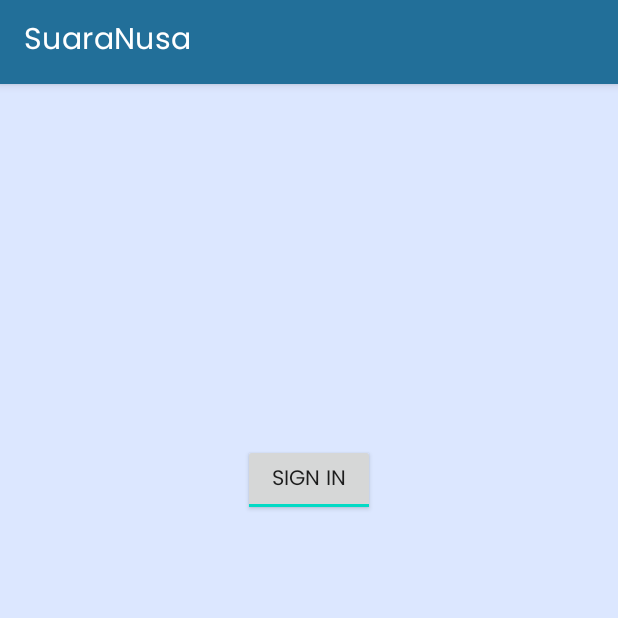
After one commit to SuaraNusa/Mobile-development, an Android app: the TabLayout screen opened directly, with no data from a screen before it, on a phone screen of 412 x 824 dp, the top half of it. The commit adds this screen. Run offline under Robolectric (Android 15) with nearby library versions, the phone set to English and light mode, and no system bars.

Commit message:
update auth page

```diff
--- a/suarnusa/app/build.gradle.kts
+++ b/suarnusa/app/build.gradle.kts
@@ -49,6 +49,7 @@ dependencies {
     implementation(libs.androidx.lifecycle.viewmodel.ktx)
     implementation(libs.androidx.navigation.fragment.ktx)
     implementation(libs.androidx.navigation.ui.ktx)
+    implementation(libs.androidx.activity)
     testImplementation(libs.junit)
     androidTestImplementation(libs.androidx.junit)
     androidTestImplementation(libs.androidx.espresso.core)
--- a/suarnusa/app/src/main/AndroidManifest.xml
+++ b/suarnusa/app/src/main/AndroidManifest.xml
@@ -13,6 +13,9 @@
         android:theme="@style/Theme.SuaraNusa"
         tools:targetApi="31">
         <activity
+            android:name=".TabLayout"
+            android:exported="false" />
+        <activity
             android:name=".MainActivity"
             android:exported="true"
             android:label="@string/app_name">
--- /dev/null
+++ b/suarnusa/app/src/main/java/com/example/suaranusa/TabLayout.kt
@@ -0,0 +1,20 @@
+package com.example.suaranusa
+
+import android.os.Bundle
+import androidx.activity.enableEdgeToEdge
+import androidx.appcompat.app.AppCompatActivity
+import androidx.core.view.ViewCompat
+import androidx.core.view.WindowInsetsCompat
+
+class TabLayout : AppCompatActivity() {
+    override fun onCreate(savedInstanceState: Bundle?) {
+        super.onCreate(savedInstanceState)
+        enableEdgeToEdge()
+        setContentView(R.layout.auth_activity_tab_layout)
+        ViewCompat.setOnApplyWindowInsetsListener(findViewById(R.id.main)) { v, insets ->
+            val systemBars = insets.getInsets(WindowInsetsCompat.Type.systemBars())
+            v.setPadding(systemBars.left, systemBars.top, systemBars.right, systemBars.bottom)
+            insets
+        }
+    }
+}
--- a/suarnusa/app/src/main/java/com/example/suaranusa/adapter/IntroPagerAdapter.kt
+++ b/suarnusa/app/src/main/java/com/example/suaranusa/adapter/IntroPagerAdapter.kt
@@ -3,8 +3,8 @@ package com.example.suaranusa.adapter
 import androidx.fragment.app.Fragment
 import androidx.fragment.app.FragmentActivity
 import androidx.viewpager2.adapter.FragmentStateAdapter
-import com.example.suaranusa.intro.FirstPage
-import com.example.suaranusa.intro.SecondPage
+import com.example.suaranusa.ui.intro.FirstPage
+import com.example.suaranusa.ui.intro.SecondPage
 
 class IntroPagerAdapter(FragmentActivity: FragmentActivity): FragmentStateAdapter(FragmentActivity) {
     override fun getItemCount(): Int  = 2
@@ -13,7 +13,7 @@ class IntroPagerAdapter(FragmentActivity: FragmentActivity): FragmentStateAdapte
         //binding button to change page
 
         return when(position){
-            0->FirstPage()
+            0-> FirstPage()
             else -> SecondPage()
         }
     }
--- a/suarnusa/app/src/main/java/com/example/suaranusa/intro/FirstPage.kt
+++ b/suarnusa/app/src/main/java/com/example/suaranusa/ui/intro/FirstPage.kt
@@ -1,4 +1,4 @@
-package com.example.suaranusa.intro
+package com.example.suaranusa.ui.intro
 
 import android.os.Bundle
 import androidx.fragment.app.Fragment
--- a/suarnusa/app/src/main/java/com/example/suaranusa/intro/SecondPage.kt
+++ b/suarnusa/app/src/main/java/com/example/suaranusa/ui/intro/SecondPage.kt
@@ -1,8 +1,7 @@
-package com.example.suaranusa.intro
+package com.example.suaranusa.ui.intro
 
 import android.content.Context
 import android.content.Intent
-import android.content.SharedPreferences
 import android.os.Bundle
 import android.util.Log
 import androidx.fragment.app.Fragment
@@ -10,7 +9,6 @@ import android.view.LayoutInflater
 import android.view.View
 import android.view.ViewGroup
 import com.example.suaranusa.MainActivity
-import com.example.suaranusa.R
 import com.example.suaranusa.databinding.IntroSecondPageBinding
 
 class SecondPage : Fragment() {
--- /dev/null
+++ b/suarnusa/app/src/main/res/layout/auth_activity_tab_layout.xml
@@ -0,0 +1,36 @@
+<?xml version="1.0" encoding="utf-8"?>
+<androidx.constraintlayout.widget.ConstraintLayout xmlns:android="http://schemas.android.com/apk/res/android"
+    xmlns:app="http://schemas.android.com/apk/res-auto"
+    xmlns:tools="http://schemas.android.com/tools"
+    android:id="@+id/main"
+    android:layout_width="match_parent"
+    android:layout_height="match_parent"
+    tools:context=".TabLayout">
+
+    <ToggleButton
+        android:id="@+id/auth"
+        android:layout_width="wrap_content"
+        android:layout_height="wrap_content"
+        android:checked="true"
+        android:textOff="@string/sign_up"
+        android:textOn="@string/sign_in"
+        app:layout_constraintBottom_toBottomOf="@+id/auth_fragment_container"
+        app:layout_constraintEnd_toEndOf="parent"
+        app:layout_constraintStart_toStartOf="parent"
+        app:layout_constraintTop_toTopOf="parent" />
+
+   <FrameLayout
+       android:id="@+id/auth_fragment_container"
+       android:layout_width="match_parent"
+       android:layout_height="wrap_content"
+       app:layout_constraintStart_toStartOf="parent"
+       app:layout_constraintEnd_toEndOf="parent"
+       app:layout_constraintTop_toBottomOf="@+id/auth"
+       app:layout_constraintBottom_toBottomOf="parent"
+       android:layout_marginLeft="8dp"
+       android:layout_marginRight="8dp"
+       />
+
+
+
+</androidx.constraintlayout.widget.ConstraintLayout>
--- a/suarnusa/app/src/main/res/values/strings.xml
+++ b/suarnusa/app/src/main/res/values/strings.xml
@@ -7,4 +7,8 @@
     <string name="slide_word">Record your voice and let our AI help you explore unique melodies from across Indonesia!</string>
     <!-- TODO: Remove or change this placeholder text -->
     <string name="hello_blank_fragment">Hello blank fragment</string>
+    <string name="sign_up">Sign Up</string>
+    <string name="sign_in">Sign in</string>
+    <string name="ini_login">ini login</string>
+    <string name="ini_register">ini register</string>
 </resources>
--- a/suarnusa/gradle/libs.versions.toml
+++ b/suarnusa/gradle/libs.versions.toml
@@ -14,6 +14,7 @@ lifecycleViewmodelKtx = "2.8.7"
 navigationFragmentKtx = "2.8.3"
 navigationUiKtx = "2.8.3"
 viewpager2 = "1.1.0"
+activity = "1.8.0"
 
 [libraries]
 androidx-core-ktx = { group = "androidx.core", name = "core-ktx", version.ref = "coreKtx" }
@@ -29,6 +30,7 @@ androidx-lifecycle-livedata-ktx = { group = "androidx.lifecycle", name = "lifecy
 androidx-lifecycle-viewmodel-ktx = { group = "androidx.lifecycle", name = "lifecycle-viewmodel-ktx", version.ref = "lifecycleViewmodelKtx" }
 androidx-navigation-fragment-ktx = { group = "androidx.navigation", name = "navigation-fragment-ktx", version.ref = "navigationFragmentKtx" }
 androidx-navigation-ui-ktx = { group = "androidx.navigation", name = "navigation-ui-ktx", version.ref = "navigationUiKtx" }
+androidx-activity = { group = "androidx.activity", name = "activity", version.ref = "activity" }
 
 [plugins]
 android-application = { id = "com.android.application", version.ref = "agp" }
```
Also changed, not shown: suarnusa/app/src/main/java/com/example/suaranusa/ui/auth/LoginFragment.kt (added, +60 -0 lines), suarnusa/app/src/main/java/com/example/suaranusa/ui/auth/RegisterFragment.kt (added, +60 -0 lines), suarnusa/app/src/main/res/layout/auth_fragment_login.xml (added, +14 -0 lines), suarnusa/app/src/main/res/layout/auth_fragment_register.xml (added, +14 -0 lines).
